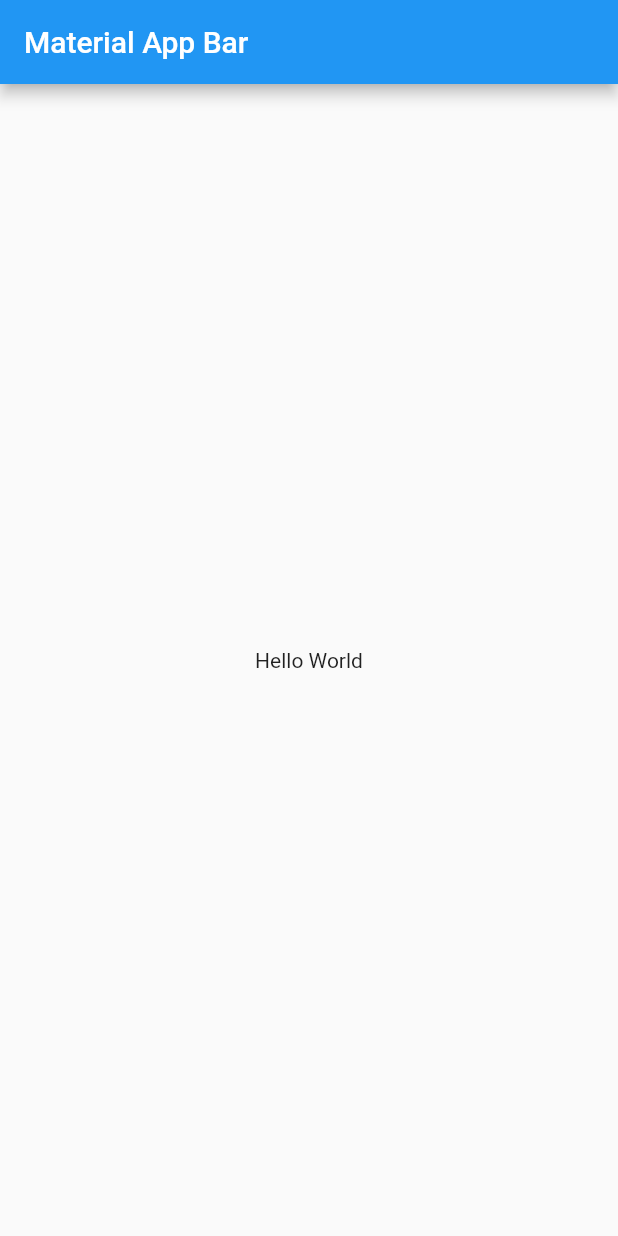
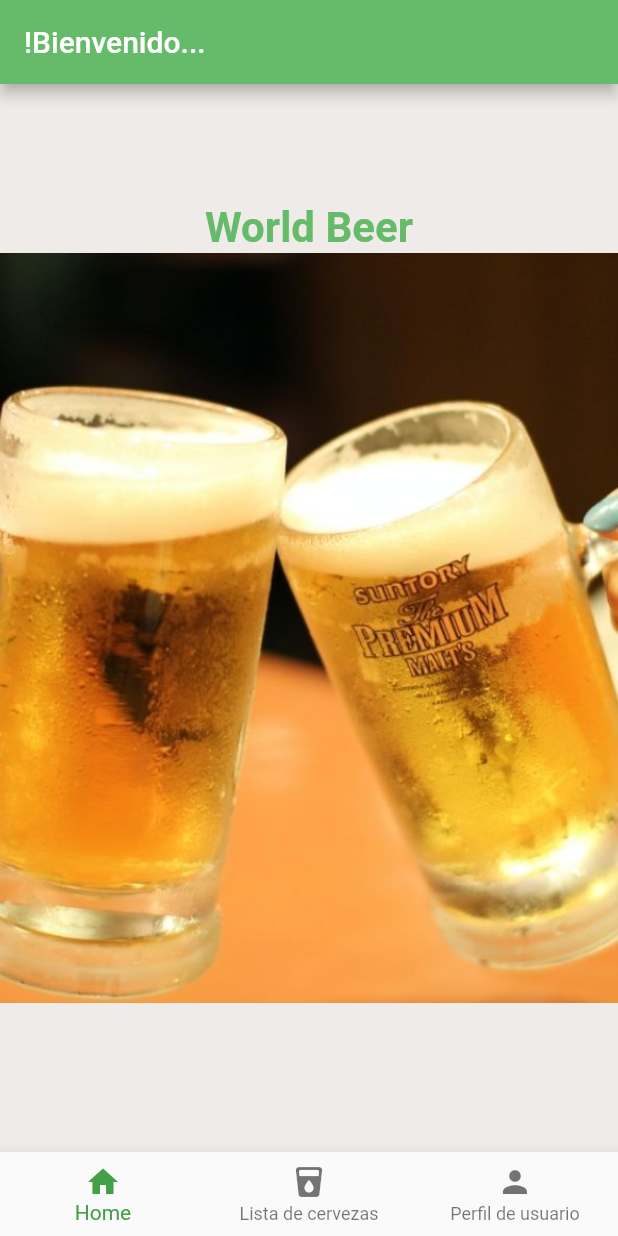
Before and after one commit to Erik-Allison/Mobile-Car-IV, a Flutter app: the screen it shows after launch, on a phone screen of 412 x 824 dp. Run offline on Flutter 3.47's test engine with Material 2 defaults, Android fonts, the phone set to English and light mode, and no system bars; our stand-ins replace firebase_core, firebase_database, lottie; accounts and stored records are empty.

Commit message:
creacion perfil, home y modificacion list

```diff
--- /dev/null
+++ b/mi_primer_app/lib/view/compNaviBar/home.dart
@@ -0,0 +1,53 @@
+import 'package:flutter/material.dart';
+import 'package:lottie/lottie.dart';
+
+void main() => runApp(const Home());
+
+class Home extends StatefulWidget {
+  const Home({Key? key}) : super(key: key);
+  @override
+  State<Home> createState() => _HomeState();
+}
+
+class _HomeState extends State<Home> {
+  @override
+  Widget build(BuildContext context) {
+    return MaterialApp(
+      debugShowCheckedModeBanner: false,
+      title: 'Material App',
+      home: Scaffold(
+        backgroundColor: Colors.brown[50],
+        appBar: AppBar(
+          title: const Text('!Bienvenido...'),
+          backgroundColor: Colors.green[400],
+        ),
+        body: Container(
+          alignment: Alignment.center,
+          child: Column(
+            crossAxisAlignment: CrossAxisAlignment.center,
+            mainAxisAlignment: MainAxisAlignment.center,
+            children: [
+              Text(
+                'World Beer',
+                style: TextStyle(
+                  fontSize: 28,
+                  fontWeight: FontWeight.bold,
+                  color: Colors.green[400],
+                ),
+              ),
+              SizedBox(
+                child: Container(
+                  height: 500,
+                  decoration: BoxDecoration(
+                    image: const DecorationImage(image: AssetImage("assets/images/brindis.jpg"),fit: BoxFit.cover),
+                  ),
+                ),
+              ),
+              const SizedBox(height: 20),
+            ],
+          ),
+        ),
+      ),
+    );
+  }
+}
--- a/mi_primer_app/lib/view/menu.dart
+++ b/mi_primer_app/lib/view/menu.dart
@@ -1,21 +1,56 @@
 import 'package:flutter/material.dart';
+import 'package:mi_primer_app/view/compNaviBar/home.dart';
+import 'package:mi_primer_app/view/compNaviBar/perfil.dart';
+import 'package:mi_primer_app/view/list_view.dart';
 
-void main() => runApp(Menu());
+class Menu extends StatefulWidget {
+  const Menu({Key? key}) : super(key: key);
+  @override
+  State<Menu> createState() => _MenuState();
+}
 
-class Menu extends StatelessWidget {
+class _MenuState extends State<Menu> {
+  int _selectedIndex = 0;
+
+  static const TextStyle optionStyle =
+      TextStyle(fontSize: 30, fontWeight: FontWeight.bold);
+
+  static const List<Widget> _widgetOptions = <Widget>[
+    Home(),
+    ListView1(),
+    Profile(),
+  ];
+
+  void _onItemTapped(int index) {
+    setState(() {
+      _selectedIndex = index;
+    });
+  }
+
   @override
   Widget build(BuildContext context) {
-    return MaterialApp(
-      title: 'Material App',
-      home: Scaffold(
-        appBar: AppBar(
-          title: Text('Material App Bar'),
-        ),
-        body: Center(
-          child: Container(
-            child: Text('Hello World'),
+    return Scaffold(
+      body: Center(
+        child: _widgetOptions.elementAt(_selectedIndex),
+      ),
+      bottomNavigationBar: BottomNavigationBar(
+        items: const <BottomNavigationBarItem>[
+          BottomNavigationBarItem(
+            icon: Icon(Icons.home),
+            label: 'Home',
           ),
-        ),
+          BottomNavigationBarItem(
+            icon: Icon(Icons.local_drink_rounded),
+            label: 'Lista de cervezas',
+          ),
+          BottomNavigationBarItem(
+            icon: Icon(Icons.person),
+            label: 'Perfil de usuario',
+          ),
+        ],
+        currentIndex: _selectedIndex,
+        selectedItemColor: Colors.green[600],
+        onTap: _onItemTapped,
       ),
     );
   }
--- a/mi_primer_app/lib/view/splash.dart
+++ b/mi_primer_app/lib/view/splash.dart
@@ -23,7 +23,7 @@ class Home extends State<Splash> {
   @override
   Widget build(BuildContext context) {
     return Scaffold(
-      backgroundColor: Colors.white,
+      backgroundColor: Colors.brown[100],
       body: Container(
         alignment: Alignment.center,
         child: Column(
--- a/mi_primer_app/pubspec.yaml
+++ b/mi_primer_app/pubspec.yaml
@@ -65,6 +65,8 @@ flutter:
   # To add assets to your application, add an assets section, like this:
   assets:
       - assets/animations/beer.json
+      - assets/images/brindis.jpg
+      - assets/images/erik.jpeg
   #   - images/a_dot_burr.jpeg
   #   - images/a_dot_ham.jpeg
 
```
Also changed, not shown: mi_primer_app/lib/view/compNaviBar/perfil.dart (added, +148 -0 lines), mi_primer_app/lib/view/list_view.dart (+12 -7 lines), mi_primer_app/assets/images/brindis.jpg (added), mi_primer_app/assets/images/erik.jpeg (added).
